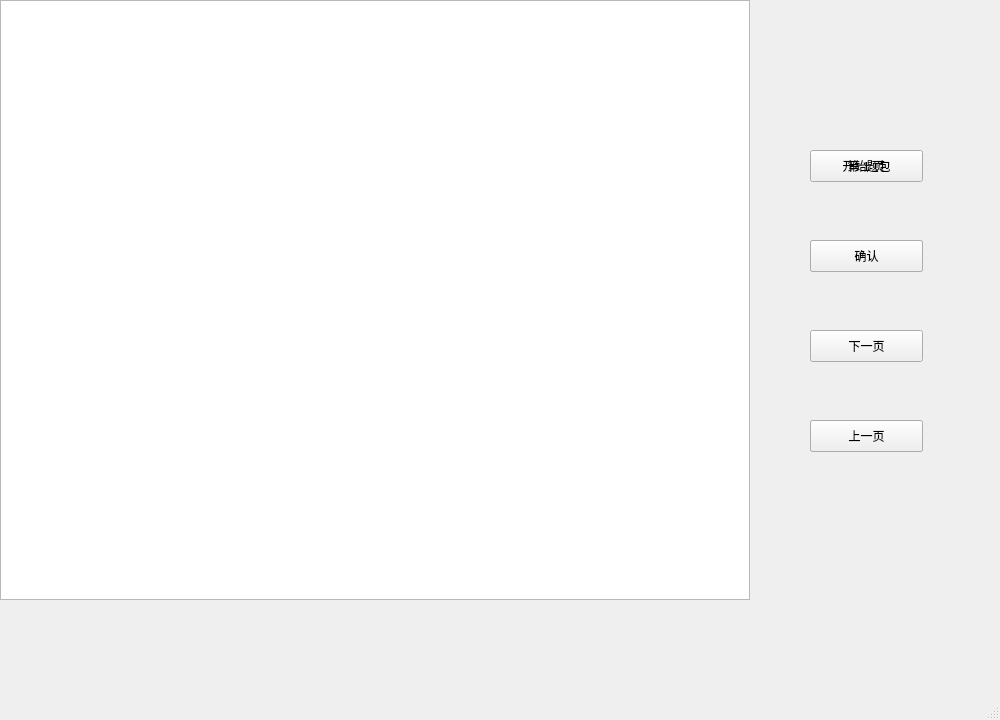
Old version of the form functionWindow.ui in the repository Camorgx/CodiaClient.
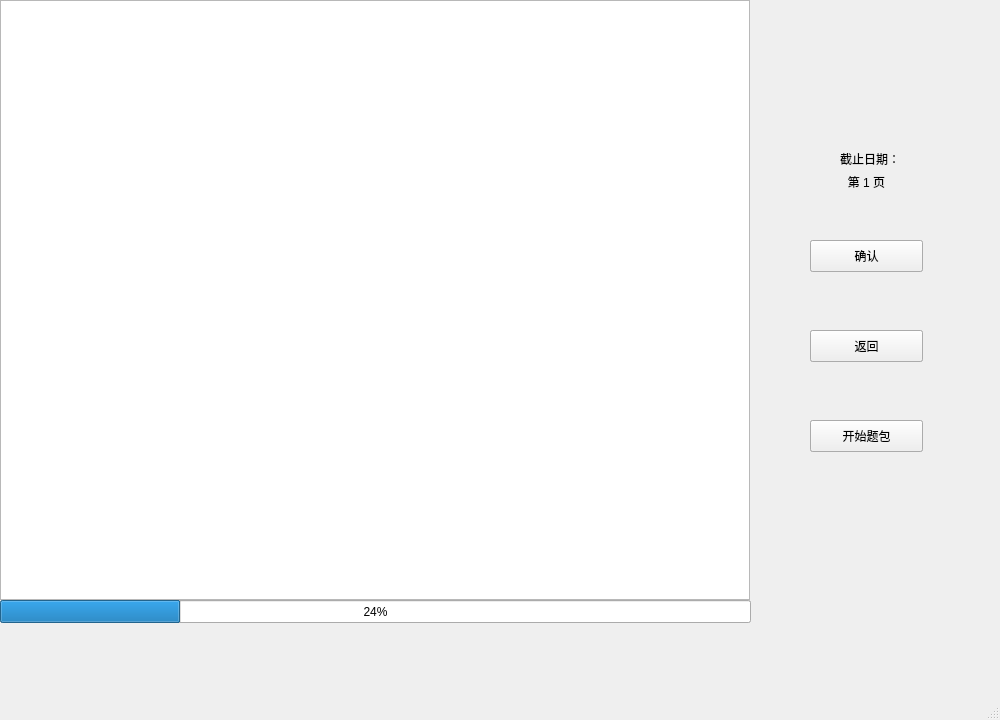
New version of the form. Icons and pictures are not drawn.

```diff
--- a/functionWindow.ui
+++ b/functionWindow.ui
@@ -103,7 +103,7 @@
        <x>810</x>
        <y>150</y>
        <width>113</width>
-       <height>32</height>
+       <height>64</height>
       </rect>
      </property>
      <property name="text">
@@ -113,6 +113,25 @@
       <set>Qt::AlignCenter</set>
      </property>
     </widget>
+    <widget class="QProgressBar" name="progressBar_pack_frame">
+     <property name="geometry">
+      <rect>
+       <x>0</x>
+       <y>600</y>
+       <width>751</width>
+       <height>23</height>
+      </rect>
+     </property>
+     <property name="value">
+      <number>24</number>
+     </property>
+    </widget>
+    <zorder>label_page</zorder>
+    <zorder>listWidget_packs</zorder>
+    <zorder>pushButton_pack_OK</zorder>
+    <zorder>pushButton_next</zorder>
+    <zorder>pushButton_last</zorder>
+    <zorder>progressBar_pack_frame</zorder>
    </widget>
    <widget class="QFrame" name="exerciseFrame">
     <property name="geometry">
@@ -146,7 +165,7 @@
      <property name="geometry">
       <rect>
        <x>810</x>
-       <y>420</y>
+       <y>330</y>
        <width>113</width>
        <height>32</height>
       </rect>
@@ -169,7 +188,7 @@
      <property name="geometry">
       <rect>
        <x>810</x>
-       <y>150</y>
+       <y>420</y>
        <width>113</width>
        <height>32</height>
       </rect>
@@ -178,9 +197,42 @@
       <string>开始题包</string>
      </property>
     </widget>
+    <widget class="QLabel" name="label_deadline">
+     <property name="geometry">
+      <rect>
+       <x>800</x>
+       <y>150</y>
+       <width>140</width>
+       <height>32</height>
+      </rect>
+     </property>
+     <property name="text">
+      <string>&lt;html&gt;&lt;head/&gt;&lt;body&gt;&lt;p&gt;截止日期：&lt;/p&gt;&lt;p&gt;无限制</string>
+     </property>
+     <property name="alignment">
+      <set>Qt::AlignCenter</set>
+     </property>
+    </widget>
+    <widget class="QProgressBar" name="progressBar_question_frame">
+     <property name="geometry">
+      <rect>
+       <x>0</x>
+       <y>600</y>
+       <width>751</width>
+       <height>23</height>
+      </rect>
+     </property>
+     <property name="value">
+      <number>24</number>
+     </property>
+    </widget>
+    <zorder>listWidget_questions</zorder>
+    <zorder>pushButton_questionlist_OK</zorder>
+    <zorder>pushButton_questionlist_Back</zorder>
+    <zorder>pushButton_Beginpack</zorder>
+    <zorder>label_deadline</zorder>
+    <zorder>progressBar_question_frame</zorder>
    </widget>
-   <zorder>exerciseFrame</zorder>
-   <zorder>packFrame</zorder>
   </widget>
   <widget class="QMenuBar" name="menubar">
    <property name="geometry">
```
